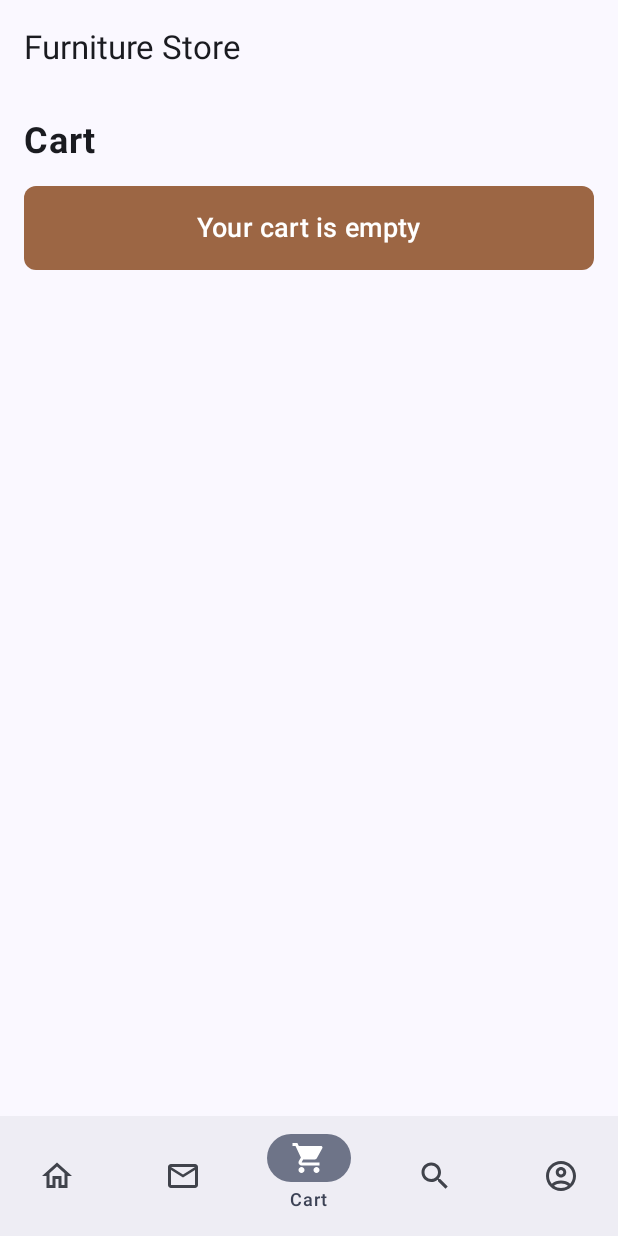
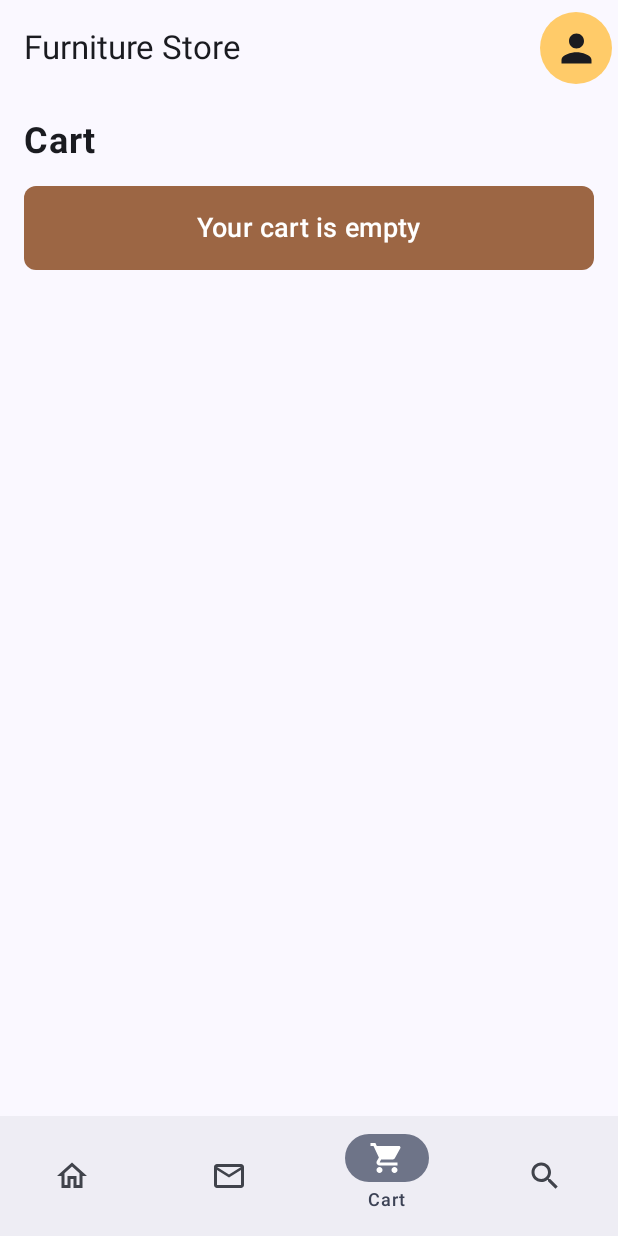
Before and after one commit to JaninduDiz/eCommerce-Android-App, an Android app built with Jetpack Compose: the screen it shows after launch (MainActivity), item 3 of the bottom bar chosen, on a phone screen of 412 x 824 dp. Run offline under Robolectric (Android 15) with nearby library versions, the phone set to English and light mode, and no system bars.

Commit message:
minor UI change

```diff
--- a/app/src/main/java/com/example/shoppingapp/MainActivity.kt
+++ b/app/src/main/java/com/example/shoppingapp/MainActivity.kt
@@ -17,6 +17,7 @@ import com.example.shoppingapp.screens.CartScreen
 import com.example.shoppingapp.screens.CategoryScreen
 import com.example.shoppingapp.screens.HomeScreen
 import com.example.shoppingapp.screens.ProductDetailsScreen
+import com.example.shoppingapp.screens.ProfileScreen
 
 class MainActivity : ComponentActivity() {
     override fun onCreate(savedInstanceState: Bundle?) {
@@ -43,6 +44,7 @@ class MainActivity : ComponentActivity() {
                         )
                     }
                     composable("cart") { CartScreen(navController, cartState) }
+                    composable("profile") { ProfileScreen(navController) }
                 }
             }
         }
--- a/app/src/main/java/com/example/shoppingapp/screens/CartScreen.kt
+++ b/app/src/main/java/com/example/shoppingapp/screens/CartScreen.kt
@@ -2,12 +2,12 @@ package com.example.shoppingapp.screens
 
 import androidx.compose.foundation.Image
 import androidx.compose.foundation.background
-import androidx.compose.foundation.clickable
 import androidx.compose.foundation.layout.*
 import androidx.compose.foundation.shape.CircleShape
 import androidx.compose.foundation.shape.RoundedCornerShape
 import androidx.compose.material.icons.Icons
 import androidx.compose.material.icons.filled.Add
+import androidx.compose.material.icons.filled.Close
 import androidx.compose.material.icons.filled.Delete
 import androidx.compose.material3.*
 import androidx.compose.runtime.Composable
@@ -34,7 +34,34 @@ fun CartScreen(navController: NavController, cartState: CartState) {
             .fillMaxSize()
             .padding(16.dp)
     ) {
-        Text(text = "Cart", fontSize = 24.sp, fontWeight = FontWeight.Bold, modifier = Modifier.padding(bottom = 16.dp))
+        Row(
+            modifier = Modifier
+                .fillMaxWidth(),
+            horizontalArrangement = Arrangement.SpaceBetween,
+            verticalAlignment = Alignment.CenterVertically
+        ) {
+            Text(
+                text = "Cart",
+                fontSize = 24.sp,
+                fontWeight = FontWeight.Bold,
+                modifier = Modifier.padding(bottom = 16.dp)
+            )
+
+            if (cartState.items.isNotEmpty()) {
+                IconButton(
+                    onClick = { cartState.clearCart() },
+                    modifier = Modifier
+                        .background(Color(0xFFB7B7A4), shape = CircleShape)
+                ) {
+                    Icon(
+                        imageVector = Icons.Filled.Close,
+                        contentDescription = "Clear Cart",
+                        tint = Color.Red,
+                        modifier = Modifier.size(36.dp)
+                    )
+                }
+            }
+        }
 
         // Display each item in the cart
         cartState.items.forEach { cartItem ->
--- a/app/src/main/java/com/example/shoppingapp/screens/HomeScreen.kt
+++ b/app/src/main/java/com/example/shoppingapp/screens/HomeScreen.kt
@@ -21,12 +21,10 @@ import androidx.navigation.compose.rememberNavController
 import com.example.shoppingapp.ui.theme.ShoppingAppTheme
 import com.example.shoppingapp.R
 import androidx.compose.material.icons.Icons
-import androidx.compose.material.icons.filled.AccountCircle
 import androidx.compose.material.icons.filled.Home
 import androidx.compose.material.icons.filled.Email
 import androidx.compose.material.icons.filled.Search
 import androidx.compose.material.icons.filled.ShoppingCart
-import androidx.compose.material.icons.outlined.AccountCircle
 import androidx.compose.material.icons.outlined.Home
 import androidx.compose.material.icons.outlined.Email
 import androidx.compose.material.icons.outlined.Search
@@ -36,6 +34,8 @@ import androidx.navigation.NavController
 import androidx.compose.runtime.saveable.rememberSaveable
 import androidx.compose.foundation.clickable
 import androidx.compose.foundation.lazy.items
+import androidx.compose.foundation.shape.CircleShape
+import androidx.compose.material.icons.filled.Person
 import androidx.compose.ui.Alignment
 import androidx.compose.ui.text.style.TextAlign
 import com.example.shoppingapp.helpers.CartState
@@ -66,7 +66,7 @@ val categoryColors = mapOf(
 
 @OptIn(ExperimentalMaterial3Api::class)
 @Composable
-fun HomeScreen(navController: NavController,  cartState: CartState) {
+fun HomeScreen(navController: NavController, cartState: CartState) {
     val items = listOf(
         BottomNavigationItem(
             title = "Home",
@@ -91,23 +91,30 @@ fun HomeScreen(navController: NavController,  cartState: CartState) {
             selectedIcon = Icons.Filled.Search,
             unselectedIcon = Icons.Outlined.Search,
             hasNews = false,
-        ),
-        BottomNavigationItem(
-            title = "Profile",
-            selectedIcon = Icons.Filled.AccountCircle,
-            unselectedIcon = Icons.Outlined.AccountCircle,
-            hasNews = false,
-        ),
+        )
     )
 
     var selectedItemIndex by rememberSaveable {
-        mutableStateOf(0)
+        mutableIntStateOf(0)
     }
 
     Scaffold(
         topBar = {
             TopAppBar(
-                title = { Text(text = "Furniture Store") }
+                title = { Text(text = "Furniture Store") },
+                actions = {
+                    IconButton(onClick = { navController.navigate("profile")},
+                        modifier = Modifier
+                            .background(Color(0xFFffcb69), shape = CircleShape)
+                    ) {
+                        Icon(
+                            imageVector = Icons.Filled.Person,
+                            contentDescription = "Profile",
+                            tint = MaterialTheme.colorScheme.onSurface,
+                            modifier = Modifier.size(30.dp)
+                        )
+                    }
+                }
             )
         },
         bottomBar = {
@@ -154,7 +161,6 @@ fun HomeScreen(navController: NavController,  cartState: CartState) {
                     1 -> OrdersScreen(navController = navController)
                     2 -> CartScreen(navController = navController, cartState)
                     3 -> SearchScreen(navController = navController)
-                    4 -> ProfileScreen(navController = navController)
                 }
             }
         }
--- a/app/src/main/java/com/example/shoppingapp/screens/ProductDetailsScreen.kt
+++ b/app/src/main/java/com/example/shoppingapp/screens/ProductDetailsScreen.kt
@@ -9,7 +9,6 @@ import androidx.compose.foundation.verticalScroll
 import androidx.compose.foundation.shape.RoundedCornerShape
 import androidx.compose.material.icons.Icons
 import androidx.compose.material.icons.automirrored.filled.ArrowBack
-import androidx.compose.material.icons.filled.ArrowBack
 import androidx.compose.material.icons.filled.FavoriteBorder
 import androidx.compose.material.icons.filled.ShoppingCart
 import androidx.compose.material3.*
@@ -45,7 +44,7 @@ fun ProductDetailsScreen(
         Scaffold(
             topBar = {
                 TopAppBar(
-                    title = { Text(text = "Back") },
+                    title = { Text(text = product.name) },
                     navigationIcon = {
                         IconButton(onClick = { navController.popBackStack() }) {
                             Icon(
```
Also changed, not shown: app/src/main/java/com/example/shoppingapp/screens/ProfileScreen.kt (+29 -2 lines).
